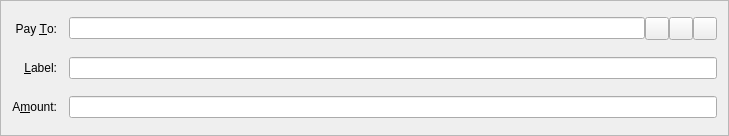
Old version of the form src/qt/forms/sendcoinsentry.ui in the repository xming/carpediemcoin.
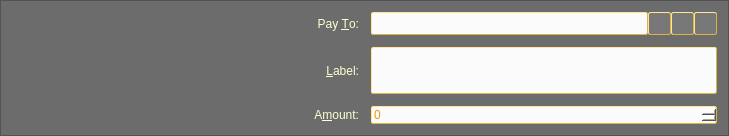
New version of the form. Icons and pictures are not drawn. Custom widgets are drawn as their Qt base class.

```diff
--- a/src/qt/forms/sendcoinsentry.ui
+++ b/src/qt/forms/sendcoinsentry.ui
@@ -13,6 +13,9 @@
   <property name="windowTitle">
    <string>Form</string>
   </property>
+  <property name="styleSheet">
+   <string notr="true">QFrame {background-color: #6C6C6C; color: #FFFFD3 } QPushButton { background-color: #787878; color: #FFFFD3; border-style:outset; border-color: #dcb540; border-width: 1px; border-radius: 6px; padding: 4px} QPushButton::hover { background-color: #6C6C6C; color: #FFFFD3; border-style:outset; border-color: #dcb540; border-width: 1px; border-radius: 6px; padding: 4px}  QPushButton::pressed {background-color: #FBFBFB; color: #E5990C; border-style:outset; border-color: #DCB540; border-radius: 6px; padding: 4px} QLabel {color: #FFFFD3} #payTo {background-color: #FBFBFB; color: #E5990C; border-style:outset; border-color: #dcb540; border-width: 1px; border-radius: 2px; padding: 0px } #payAmount {background-color: #FBFBFB; color: #E5990C; border-style:outset; border-color: #dcb540; border-width: 1px; border-radius: 2px; padding: 0px } #addAsLabel  {background-color: #FBFBFB; color: #E5990C; border-style:outset; border-color: #dcb540; border-width: 1px; border-radius: 2px; padding: 0px } </string>
+  </property>
   <property name="frameShape">
    <enum>QFrame::StyledPanel</enum>
   </property>
@@ -50,7 +53,11 @@
     </widget>
    </item>
    <item row="5" column="1">
-    <widget class="carpediemcoinAmountField" name="payAmount"/>
+    <widget class="carpediemcoinAmountField" name="payAmount">
+     <property name="styleSheet">
+      <string notr="true"/>
+     </property>
+    </widget>
    </item>
    <item row="4" column="1">
     <layout class="QHBoxLayout" name="horizontalLayout_2">
@@ -58,13 +65,16 @@
       <number>0</number>
      </property>
      <item>
-      <widget class="QValidatedLineEdit" name="addAsLabel">
+      <widget class="QValidatedLineEdit" name="addAsLabel" native="true">
        <property name="enabled">
         <bool>true</bool>
        </property>
        <property name="toolTip">
         <string>Enter a label for this address to add it to your address book</string>
        </property>
+       <property name="styleSheet">
+        <string notr="true"/>
+       </property>
       </widget>
      </item>
     </layout>
@@ -88,11 +98,14 @@
       <number>0</number>
      </property>
      <item>
-      <widget class="QValidatedLineEdit" name="payTo">
+      <widget class="QValidatedLineEdit" name="payTo" native="true">
        <property name="toolTip">
         <string>The address to send the payment to  (e.g. 4Zo1ga6xuKuQ7JV7M9rGDoxdbYwV5zgQJ5)</string>
        </property>
-       <property name="maxLength">
+       <property name="styleSheet">
+        <string notr="true"/>
+       </property>
+       <property name="maxLength" stdset="0">
         <number>34</number>
        </property>
       </widget>
@@ -102,6 +115,9 @@
        <property name="toolTip">
         <string>Choose address from address book</string>
        </property>
+       <property name="styleSheet">
+        <string notr="true">background-color: #787878; color: #FFFFD3; border-style:outset; border-color: #dcb540; border-width: 1px; border-radius: 2px; padding: 1px</string>
+       </property>
        <property name="text">
         <string/>
        </property>
@@ -119,6 +135,9 @@
        <property name="toolTip">
         <string>Paste address from clipboard</string>
        </property>
+       <property name="styleSheet">
+        <string notr="true">background-color: #787878; color: #FFFFD3; border-style:outset; border-color: #dcb540; border-width: 1px; border-radius: 2px; padding: 1px</string>
+       </property>
        <property name="text">
         <string/>
        </property>
@@ -136,6 +155,9 @@
        <property name="toolTip">
         <string>Remove this recipient</string>
        </property>
+       <property name="styleSheet">
+        <string notr="true">background-color: #787878; color: #FFFFD3; border-style:outset; border-color: #dcb540; border-width: 1px; border-radius: 2px; padding: 1px</string>
+       </property>
        <property name="text">
         <string/>
        </property>
@@ -150,17 +172,17 @@
   </layout>
  </widget>
  <customwidgets>
-  <customwidget>
-   <class>QValidatedLineEdit</class>
-   <extends>QLineEdit</extends>
-   <header>qvalidatedlineedit.h</header>
-  </customwidget>
   <customwidget>
    <class>carpediemcoinAmountField</class>
-   <extends>QLineEdit</extends>
+   <extends>QSpinBox</extends>
    <header>carpediemcoinamountfield.h</header>
    <container>1</container>
   </customwidget>
+  <customwidget>
+   <class>QValidatedLineEdit</class>
+   <extends>QWidget</extends>
+   <header>qvalidatedlineedit.h</header>
+  </customwidget>
  </customwidgets>
  <resources>
   <include location="../carpediemcoin.qrc"/>
```
